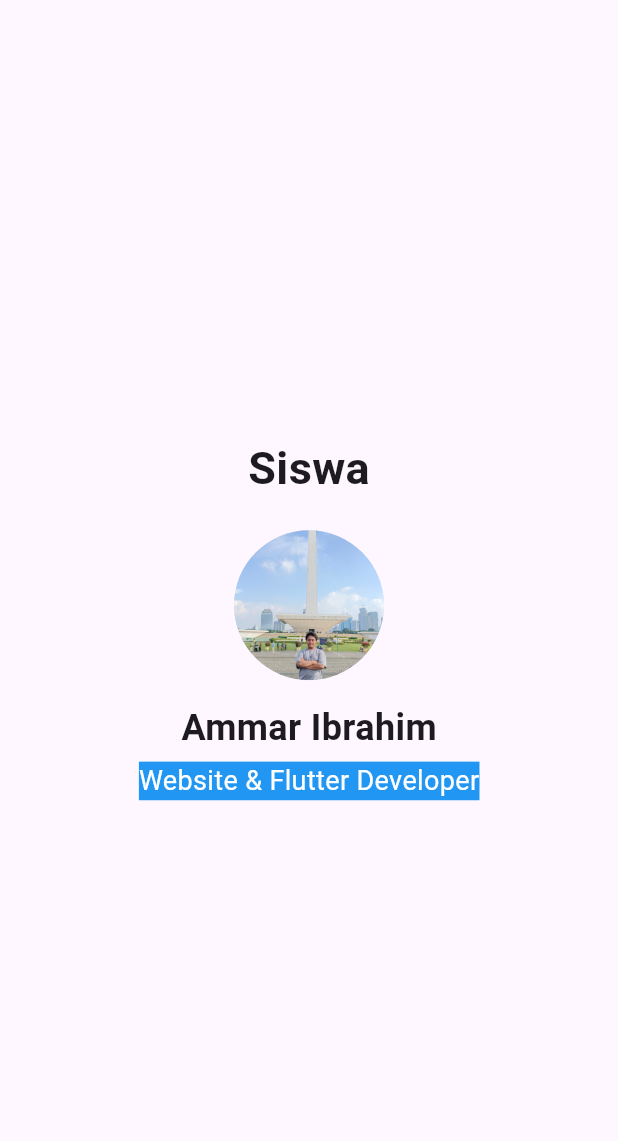
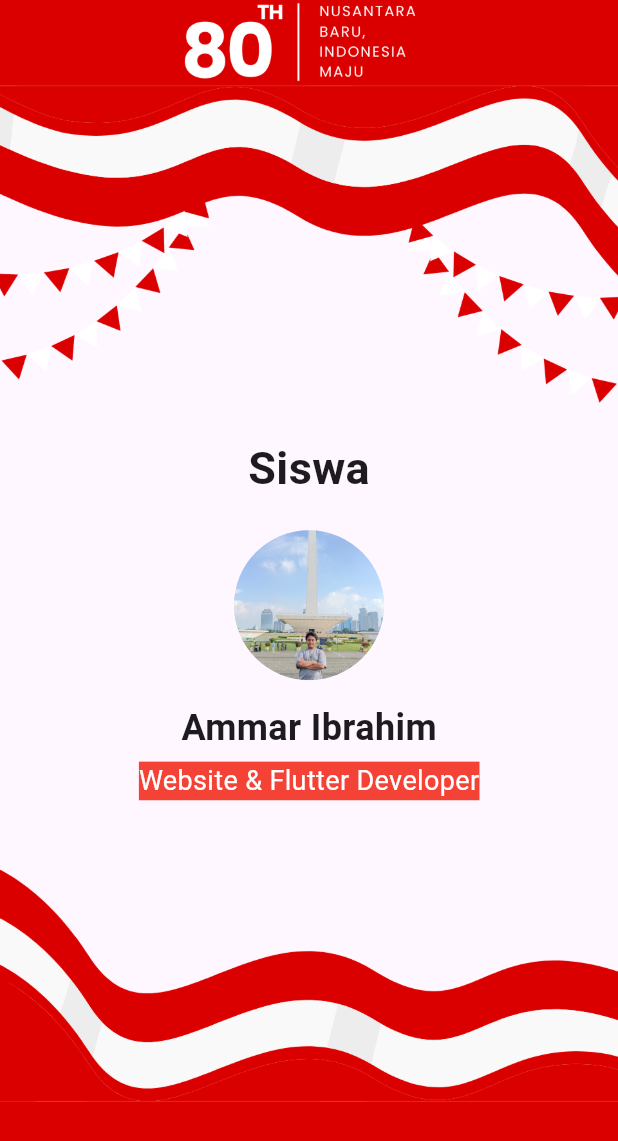
Before and after one commit to ammaribrahim-rpl/name_card, a Flutter app: the screen it shows after launch, on a phone screen of 412 x 824 dp. Shown: the top 1141 px of the screen. Run offline on Flutter 3.47's test engine with Material 3 defaults, Android fonts, the phone set to English and light mode, and no system bars.

Commit message:
background_added

```diff
--- a/lib/pages/name_card.dart
+++ b/lib/pages/name_card.dart
@@ -6,7 +6,11 @@ class NameCard extends StatelessWidget {
   @override
   Widget build(BuildContext context) {
     return Scaffold(
-      body: Center(
+      body: Stack(
+        fit: StackFit.expand,
+        children: [
+          Image.asset('assets/img/background.png', fit: BoxFit.cover),
+          Center(
             child: Column(
               mainAxisAlignment: MainAxisAlignment.center,
               children: [
@@ -31,13 +35,15 @@ class NameCard extends StatelessWidget {
                     fontSize: 18,
                     color: Colors.white,
                     background: Paint()
-                  ..color = Colors.blue!
+                      ..color = Colors.red
                       ..style = PaintingStyle.fill,
                   ),
                 ),
               ],
             ),
           ),
+        ],
+      ),
     );
   }
 }
```
Also changed, not shown: assets/img/background.png (added). Lines whose indentation alone changed are shown as unchanged.
